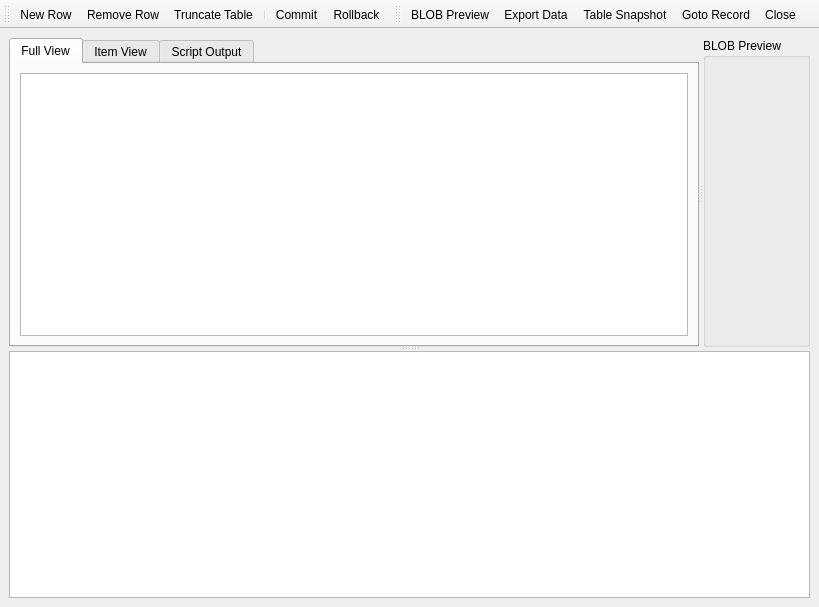
First picture: the form in Sqliteman/sqliteman/dataviewer.ui, repository shadybarham/sqliteman, before the edit.
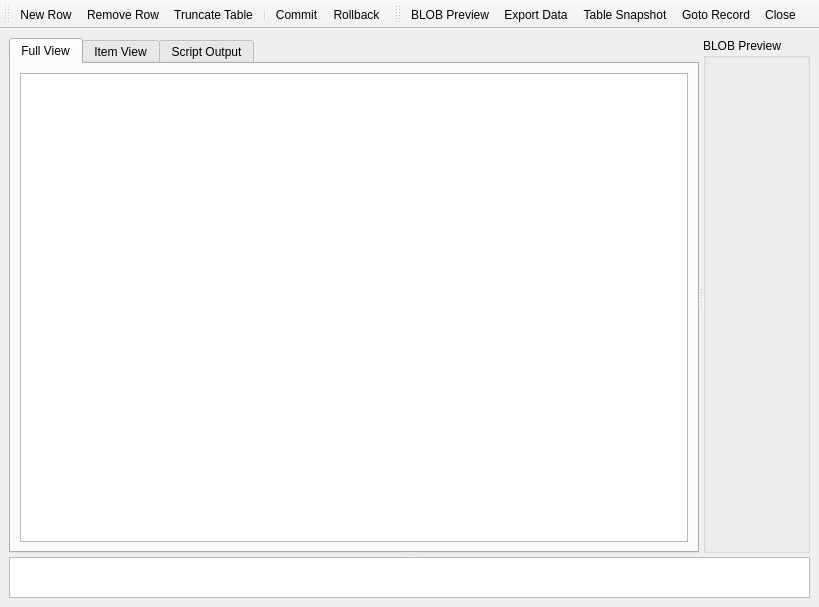
Second picture: the form after the edit. Custom widgets are drawn as their Qt base class.

Commit message: Make the status window be the right size for the text in it.

Diff of the .ui file:
```diff
--- a/Sqliteman/sqliteman/dataviewer.ui
+++ b/Sqliteman/sqliteman/dataviewer.ui
@@ -30,6 +30,12 @@
        <bool>false</bool>
       </property>
       <widget class="QSplitter" name="splitterBlob">
+       <property name="sizePolicy">
+        <sizepolicy hsizetype="Expanding" vsizetype="Expanding">
+         <horstretch>0</horstretch>
+         <verstretch>10</verstretch>
+        </sizepolicy>
+       </property>
        <property name="orientation">
         <enum>Qt::Horizontal</enum>
        </property>
@@ -105,6 +111,12 @@
         </widget>
        </widget>
        <widget class="QGroupBox" name="blobPreviewBox">
+        <property name="sizePolicy">
+         <sizepolicy hsizetype="Preferred" vsizetype="Expanding">
+          <horstretch>0</horstretch>
+          <verstretch>0</verstretch>
+         </sizepolicy>
+        </property>
         <property name="title">
          <string>BLOB Preview</string>
         </property>
@@ -116,6 +128,12 @@
        </widget>
       </widget>
       <widget class="QTextEdit" name="statusText">
+       <property name="sizePolicy">
+        <sizepolicy hsizetype="Expanding" vsizetype="Fixed">
+         <horstretch>0</horstretch>
+         <verstretch>1</verstretch>
+        </sizepolicy>
+       </property>
        <property name="minimumSize">
         <size>
          <width>0</width>
```
The commit also changes 2 other files.
